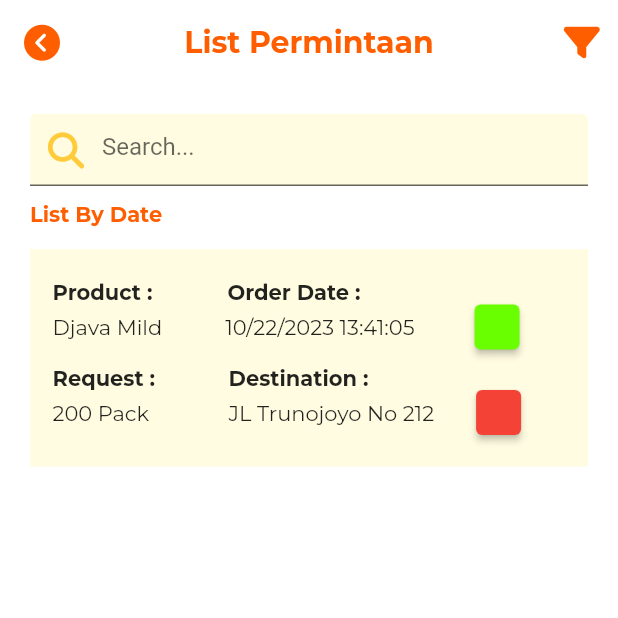
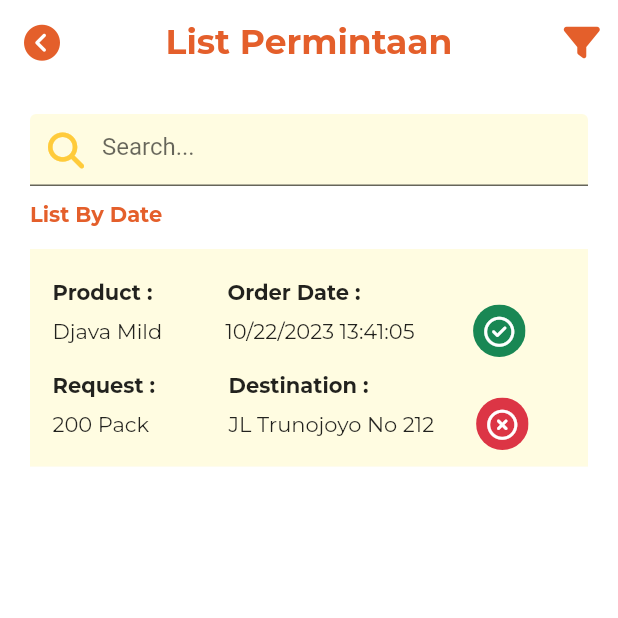
Before and after one commit to DavidTimoteus/route_wise, a Flutter app: the ListPermintaan screen opened directly, on a phone screen of 412 x 824 dp, the top half of it. Run offline on Flutter 3.47's test engine with Material 2 defaults, Android fonts, the light colour scheme and no system bars; our stand-ins replace font_awesome_flutter, google_fonts; project files that could hold a hidden picture were left out.

Commit message:
Penggabungan Halaman FItur

```diff
--- a/lib/Pages/ListPermintaan.dart
+++ b/lib/Pages/ListPermintaan.dart
@@ -23,7 +23,7 @@ class _ListPermintaanState extends State<ListPermintaan> {
             },
             icon: Icon(
               FontAwesomeIcons.circleChevronLeft,
-              color: Color.fromARGB(255, 255, 94, 0),
+              color: Color(0xFFE45F2B),
             ),
           ),
           actions: <Widget>[
@@ -33,14 +33,15 @@ class _ListPermintaanState extends State<ListPermintaan> {
               },
               icon: Icon(
                 FontAwesomeIcons.filter,
-                color: Color.fromARGB(255, 255, 94, 0),
+                color: Color(0xFFE45F2B),
               ),
             ),
           ],
           title: Text("List Permintaan",
               style: GoogleFonts.montserrat(
-                  color: Color.fromARGB(255, 255, 94, 0),
-                  fontWeight: FontWeight.bold)),
+                  fontWeight: FontWeight.bold,
+                  color: Color(0xFFE45F2B),
+                  fontSize: 23)),
           centerTitle: true,
         ),
         body: SingleChildScrollView(
@@ -60,7 +61,7 @@ class _ListPermintaanState extends State<ListPermintaan> {
                       child: Text(
                         "List By Date",
                         style: GoogleFonts.montserrat(
-                            color: Color.fromARGB(255, 255, 94, 0),
+                            color: Color(0xFFE45F2B),
                             fontWeight: FontWeight.bold),
                       ),
                     ),
@@ -130,22 +131,20 @@ class _ListPermintaanState extends State<ListPermintaan> {
                                       ),
                                       Padding(
                                         padding:
-                                            const EdgeInsets.only(left: 40),
-                                        child: SizedBox(
-                                          height: 30,
-                                          width: 30,
-                                          child: ElevatedButton(
-                                            style: ElevatedButton.styleFrom(
-                                              backgroundColor: Color.fromARGB(
-                                                  255, 106, 255, 0),
-                                              minimumSize: Size(69, 20),
+                                            const EdgeInsets.only(left: 39),
+                                        child: ClipOval(
+                                          clipBehavior: Clip.antiAlias,
+                                          child: Container(
+                                            width: 35,
+                                            height: 35,
+                                            color: Color(0xFF198754),
+                                            child: Center(
+                                              child: Icon(
+                                                FontAwesomeIcons.circleCheck,
+                                                size: 20,
+                                                color: Colors.white,
+                                              ),
                                             ),
-                                            onPressed: () {},
-                                            child: Text("",
-                                                style: GoogleFonts.montserrat(
-                                                  fontSize: 10,
-                                                  fontWeight: FontWeight.w900,
-                                                )),
                                           ),
                                         ),
                                       ),
@@ -196,22 +195,20 @@ class _ListPermintaanState extends State<ListPermintaan> {
                                           Padding(
                                             padding:
                                                 const EdgeInsets.only(left: 28),
-                                            child: SizedBox(
-                                              height: 30,
-                                              width: 30,
-                                              child: ElevatedButton(
-                                                style: ElevatedButton.styleFrom(
-                                                  backgroundColor: Colors.red,
-                                                  minimumSize: Size(69, 20),
+                                            child: ClipOval(
+                                              clipBehavior: Clip.antiAlias,
+                                              child: Container(
+                                                width: 35,
+                                                height: 35,
+                                                color: Color(0xFFDC3545),
+                                                child: Center(
+                                                  child: Icon(
+                                                    FontAwesomeIcons
+                                                        .circleXmark,
+                                                    size: 20,
+                                                    color: Colors.white,
+                                                  ),
                                                 ),
-                                                onPressed: () {},
-                                                child: Text("",
-                                                    style:
-                                                        GoogleFonts.montserrat(
-                                                      fontSize: 10,
-                                                      fontWeight:
-                                                          FontWeight.w900,
-                                                    )),
                                               ),
                                             ),
                                           ),
--- a/lib/Pages/RekomendasiRute.dart
+++ b/lib/Pages/RekomendasiRute.dart
@@ -32,7 +32,7 @@ class _RekomendasiRuteState extends State<RekomendasiRute> {
             ),
           ],
           title: Text("Rekomendasi Rute",
-              style: TextStyle(
+              style: GoogleFonts.montserrat(
                   color: Color.fromARGB(255, 255, 94, 0),
                   fontWeight: FontWeight.bold)),
           centerTitle: true,
@@ -84,7 +84,7 @@ class _RekomendasiRuteState extends State<RekomendasiRute> {
                                 underline: SizedBox(),
                                 isExpanded: true,
                                 items: [
-                                  "Toko Arudam",
+                                  "Toko Alfa Duro",
                                   "Toko Barokah",
                                   "Toko Sejahtera",
                                   "Toko Makmur",
--- a/lib/mainAdmin.dart
+++ b/lib/mainAdmin.dart
@@ -1,5 +1,5 @@
 import 'package:flutter/material.dart';
-import 'package:route_wise/pages/SignUp.dart';
+import 'package:route_wise/Pages/PengelolaanSPK.dart';
 
 void main() {
   runApp(MyApp());
@@ -9,7 +9,7 @@ class MyApp extends StatelessWidget {
   @override
   Widget build(BuildContext context) {
     return MaterialApp(
-      home: SignUp(),
+      home: PengelolaanSPK(),
     );
   }
 }
--- a/lib/mainDriver.dart
+++ b/lib/mainDriver.dart
@@ -1,6 +1,5 @@
 import 'package:flutter/material.dart';
-import 'package:route_wise/Components/bottom_nav_bar.dart';
-import 'package:google_fonts/google_fonts.dart';
+import 'package:route_wise/Pages/RekomendasiRute.dart';
 
 void main() {
   runApp(MyApp());
@@ -10,7 +9,7 @@ class MyApp extends StatelessWidget {
   @override
   Widget build(BuildContext context) {
     return MaterialApp(
-      home: MyBottomNavBar(),
+      home: RekomendasiRute(),
     );
   }
 }
--- a/lib/mainKepalaGudang.dart
+++ b/lib/mainKepalaGudang.dart
@@ -1,5 +1,5 @@
 import 'package:flutter/material.dart';
-import 'package:route_wise/Pages/DashboardKepalaGudang.dart';
+import 'package:route_wise/Components/bottom_nav_bar.dart';
 
 void main() {
   runApp(MyApp());
@@ -9,7 +9,7 @@ class MyApp extends StatelessWidget {
   @override
   Widget build(BuildContext context) {
     return MaterialApp(
-      home: DashboardKepalaGudang(),
+      home: MyBottomNavBar(),
     );
   }
 }
```
Also changed, not shown: lib/Components/bottom_nav_bar.dart (+8 -2 lines), lib/Pages/PengirimanBarang.dart (+11 -6 lines).
